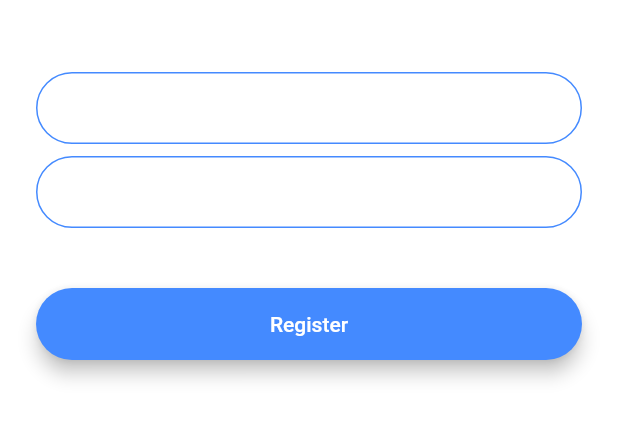
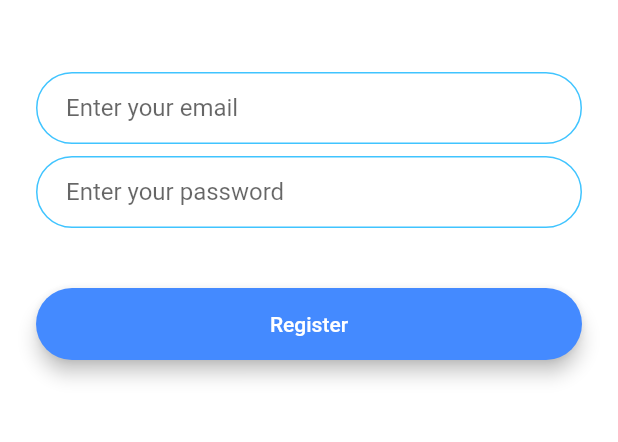
Before and after one commit to VishnuPrabhu/learning_flutter, a Flutter app: the screen it shows after launch, after a tap on "Register", on a phone screen of 412 x 824 dp, the part 576-1018 px from its top. Run offline on Flutter 3.47's test engine with Material 2 defaults, Android fonts, the phone set to English and light mode, and no system bars; our stand-ins replace animated_text_kit, audioplayers, flutter_spinkit, font_awesome_flutter, geolocator, rflutter_alert.

Commit message:
flutter animations tutorial

```diff
--- /dev/null
+++ b/flash-chat-flutter-master/lib/components/rounded_button.dart
@@ -0,0 +1,34 @@
+import 'package:flutter/material.dart';
+
+class RoundedButton extends StatelessWidget {
+  final Color color;
+  final String title;
+  final Function onPressed;
+
+  RoundedButton({this.color, this.title, @required this.onPressed});
+
+  @override
+  Widget build(BuildContext context) {
+    return Padding(
+      padding: EdgeInsets.symmetric(vertical: 16.0),
+      child: Material(
+        color: color,
+        borderRadius: BorderRadius.circular(30.0),
+        elevation: 5.0,
+        child: MaterialButton(
+          onPressed: () {
+            onPressed();
+          },
+          minWidth: 200.0,
+          height: 42.0,
+          child: Text(
+            title,
+            style: TextStyle(
+              color: Colors.white,
+            ),
+          ),
+        ),
+      ),
+    );
+  }
+}
--- a/flash-chat-flutter-master/lib/constants.dart
+++ b/flash-chat-flutter-master/lib/constants.dart
@@ -17,3 +17,18 @@ const kMessageContainerDecoration = BoxDecoration(
     top: BorderSide(color: Colors.lightBlueAccent, width: 2.0),
   ),
 );
+
+const kTextFieldDecoration = InputDecoration(
+  contentPadding: EdgeInsets.symmetric(vertical: 10.0, horizontal: 20.0),
+  border: OutlineInputBorder(
+    borderRadius: BorderRadius.all(Radius.circular(32.0)),
+  ),
+  enabledBorder: OutlineInputBorder(
+    borderSide: BorderSide(color: Colors.lightBlueAccent, width: 1.0),
+    borderRadius: BorderRadius.all(Radius.circular(32.0)),
+  ),
+  focusedBorder: OutlineInputBorder(
+    borderSide: BorderSide(color: Colors.lightBlueAccent, width: 2.0),
+    borderRadius: BorderRadius.all(Radius.circular(32.0)),
+  ),
+);
--- a/flash-chat-flutter-master/lib/main.dart
+++ b/flash-chat-flutter-master/lib/main.dart
@@ -18,11 +18,6 @@ class FlashChat extends StatelessWidget {
   @override
   Widget build(BuildContext context) {
     return MaterialApp(
-      theme: ThemeData.dark().copyWith(
-        textTheme: TextTheme(
-          body1: TextStyle(color: Colors.black54),
-        ),
-      ),
       initialRoute: WelcomeScreen.id,
       routes: {
         WelcomeScreen.id: (context) => WelcomeScreen(),
--- a/flash-chat-flutter-master/lib/screens/registration_screen.dart
+++ b/flash-chat-flutter-master/lib/screens/registration_screen.dart
@@ -1,3 +1,5 @@
+import 'package:flash_chat/components/rounded_button.dart';
+import 'package:flash_chat/constants.dart';
 import 'package:flutter/material.dart';
 
 class RegistrationScreen extends StatefulWidget {
@@ -32,21 +34,8 @@ class _RegistrationScreenState extends State<RegistrationScreen> {
               onChanged: (value) {
                 //Do something with the user input.
               },
-              decoration: InputDecoration(
+              decoration: kTextFieldDecoration.copyWith(
                 hintText: 'Enter your email',
-                contentPadding:
-                    EdgeInsets.symmetric(vertical: 10.0, horizontal: 20.0),
-                border: OutlineInputBorder(
-                  borderRadius: BorderRadius.all(Radius.circular(32.0)),
-                ),
-                enabledBorder: OutlineInputBorder(
-                  borderSide: BorderSide(color: Colors.blueAccent, width: 1.0),
-                  borderRadius: BorderRadius.all(Radius.circular(32.0)),
-                ),
-                focusedBorder: OutlineInputBorder(
-                  borderSide: BorderSide(color: Colors.blueAccent, width: 2.0),
-                  borderRadius: BorderRadius.all(Radius.circular(32.0)),
-                ),
               ),
             ),
             SizedBox(
@@ -56,44 +45,17 @@ class _RegistrationScreenState extends State<RegistrationScreen> {
               onChanged: (value) {
                 //Do something with the user input.
               },
-              decoration: InputDecoration(
+              decoration: kTextFieldDecoration.copyWith(
                 hintText: 'Enter your password',
-                contentPadding:
-                    EdgeInsets.symmetric(vertical: 10.0, horizontal: 20.0),
-                border: OutlineInputBorder(
-                  borderRadius: BorderRadius.all(Radius.circular(32.0)),
-                ),
-                enabledBorder: OutlineInputBorder(
-                  borderSide: BorderSide(color: Colors.blueAccent, width: 1.0),
-                  borderRadius: BorderRadius.all(Radius.circular(32.0)),
-                ),
-                focusedBorder: OutlineInputBorder(
-                  borderSide: BorderSide(color: Colors.blueAccent, width: 2.0),
-                  borderRadius: BorderRadius.all(Radius.circular(32.0)),
-                ),
               ),
             ),
             SizedBox(
               height: 24.0,
             ),
-            Padding(
-              padding: EdgeInsets.symmetric(vertical: 16.0),
-              child: Material(
-                color: Colors.blueAccent,
-                borderRadius: BorderRadius.all(Radius.circular(30.0)),
-                elevation: 5.0,
-                child: MaterialButton(
-                  onPressed: () {
-                    //Implement registration functionality.
-                  },
-                  minWidth: 200.0,
-                  height: 42.0,
-                  child: Text(
-                    'Register',
-                    style: TextStyle(color: Colors.white),
-                  ),
-                ),
-              ),
+            RoundedButton(
+              title: 'Register',
+              color: Colors.blueAccent,
+              onPressed: () {},
             ),
           ],
         ),
--- a/flash-chat-flutter-master/lib/screens/welcome_screen.dart
+++ b/flash-chat-flutter-master/lib/screens/welcome_screen.dart
@@ -1,3 +1,5 @@
+import 'package:animated_text_kit/animated_text_kit.dart';
+import 'package:flash_chat/components/rounded_button.dart';
 import 'package:flutter/material.dart';
 
 import 'login_screen.dart';
@@ -10,11 +12,38 @@ class WelcomeScreen extends StatefulWidget {
   _WelcomeScreenState createState() => _WelcomeScreenState();
 }
 
-class _WelcomeScreenState extends State<WelcomeScreen> {
+class _WelcomeScreenState extends State<WelcomeScreen>
+    with SingleTickerProviderStateMixin {
+  AnimationController controller;
+  Animation<Color> animation;
+
+  @override
+  void initState() {
+    super.initState();
+    controller = AnimationController(
+      duration: Duration(seconds: 1),
+      vsync: this,
+    );
+    animation = ColorTween(begin: Colors.blueGrey, end: Colors.white)
+        .animate(controller);
+    controller.forward();
+
+    controller.addListener(() {
+      setState(() {});
+      print(animation.value);
+    });
+  }
+
+  @override
+  void dispose() {
+    controller.dispose();
+    super.dispose();
+  }
+
   @override
   Widget build(BuildContext context) {
     return Scaffold(
-      backgroundColor: Colors.white,
+      backgroundColor: animation.value,
       body: Padding(
         padding: EdgeInsets.symmetric(horizontal: 24.0),
         child: Column(
@@ -30,9 +59,9 @@ class _WelcomeScreenState extends State<WelcomeScreen> {
                     height: 60.0,
                   ),
                 ),
-                Text(
-                  'Flash Chat',
-                  style: TextStyle(
+                TypewriterAnimatedTextKit(
+                  text: ['Flash Chat'],
+                  textStyle: TextStyle(
                     fontSize: 45.0,
                     fontWeight: FontWeight.w900,
                   ),
@@ -42,41 +71,25 @@ class _WelcomeScreenState extends State<WelcomeScreen> {
             SizedBox(
               height: 48.0,
             ),
-            Padding(
-              padding: EdgeInsets.symmetric(vertical: 16.0),
-              child: Material(
-                elevation: 5.0,
+            RoundedButton(
               color: Colors.lightBlueAccent,
-                borderRadius: BorderRadius.circular(30.0),
-                child: MaterialButton(
+              title: 'Log In',
               onPressed: () {
-                    Navigator.pushNamed(context, LoginScreen.id);
+                Navigator.pushNamed(
+                  context,
+                  LoginScreen.id,
+                );
               },
-                  minWidth: 200.0,
-                  height: 42.0,
-                  child: Text(
-                    'Log In',
             ),
-                ),
-              ),
-            ),
-            Padding(
-              padding: EdgeInsets.symmetric(vertical: 16.0),
-              child: Material(
+            RoundedButton(
               color: Colors.blueAccent,
-                borderRadius: BorderRadius.circular(30.0),
-                elevation: 5.0,
-                child: MaterialButton(
+              title: 'Register',
               onPressed: () {
-                    Navigator.pushNamed(context, RegistrationScreen.id);
+                Navigator.pushNamed(
+                  context,
+                  RegistrationScreen.id,
+                );
               },
-                  minWidth: 200.0,
-                  height: 42.0,
-                  child: Text(
-                    'Register',
-                  ),
-                ),
-              ),
             ),
           ],
         ),
--- a/flash-chat-flutter-master/pubspec.yaml
+++ b/flash-chat-flutter-master/pubspec.yaml
@@ -11,6 +11,7 @@ dependencies:
     sdk: flutter
 
   cupertino_icons: ^0.1.2
+  animated_text_kit: ^2.0.0
 
 dev_dependencies:
   flutter_test:
```
Also changed, not shown: flash-chat-flutter-master/lib/screens/login_screen.dart (+13 -56 lines). Lines whose indentation alone changed are shown as unchanged.
